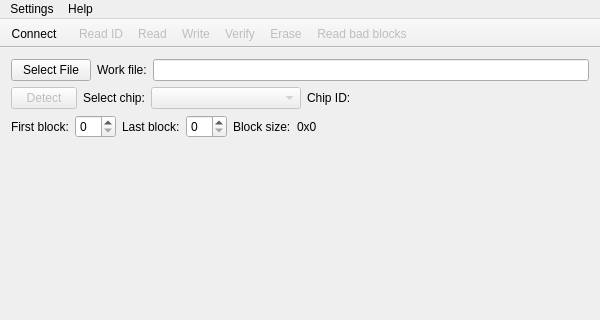
Old version of the form qt/main_window.ui in the repository biaoge88v/nand_programmer; both pictures show x 0 to 600 and y 0 to 320 of the 600 by 800 pixel window.
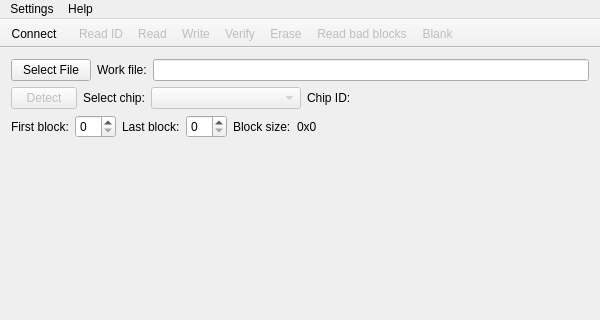
New version of the form. Icons and pictures are not drawn. Custom widgets are drawn as their Qt base class.

Commit message: Add actionCheckEmpty to main window UI

Patch:
```diff
--- a/qt/main_window.ui
+++ b/qt/main_window.ui
@@ -355,7 +355,9 @@
    <addaction name="actionVerify"/>
    <addaction name="actionErase"/>
    <addaction name="actionReadBadBlocks"/>
+   <addaction name="actionCheckEmpty"/>
   </widget>
+  <widget class="QStatusBar" name="statusBar"/>
   <action name="actionReadId">
    <property name="enabled">
     <bool>false</bool>
@@ -414,6 +416,14 @@
     <string>Read bad blocks</string>
    </property>
   </action>
+  <action name="actionCheckEmpty"> 
+   <property name="enabled">
+    <bool>false</bool>
+   </property>
+   <property name="text">
+    <string>Blank</string>
+   </property>
+  </action>
   <action name="actionParallelChipDb">
    <property name="text">
     <string>Parallel chip database</string>
```
